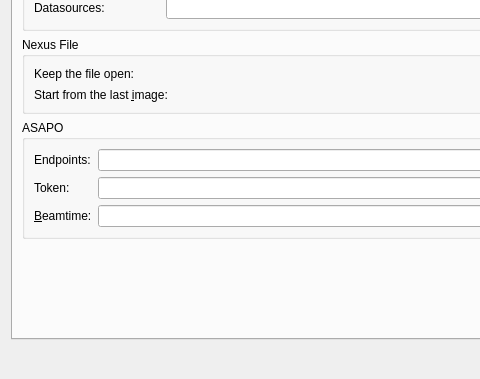
First picture: the form in lavuelib/ui/ConfigDialog.ui, repository lavue-org/lavue, before the edit; both pictures show x 0 to 480 and y 314 to 693 of the 1102 by 693 pixel window.
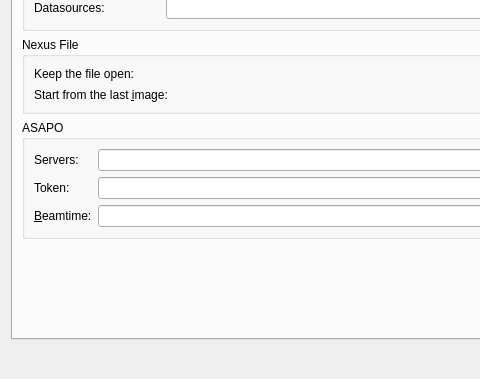
Second picture: the form after the edit. The open tabs and pages were chosen to show the change.

Commit message: rename Endpoint to Server

The edit to the form file:
```diff
--- a/lavuelib/ui/ConfigDialog.ui
+++ b/lavuelib/ui/ConfigDialog.ui
@@ -1808,7 +1808,7 @@
                  <string>&lt;html&gt;&lt;head/&gt;&lt;body&gt;&lt;p&gt;asapo endpoints list separated by spaces where endpoint is a host:port string, &lt;/p&gt;&lt;p&gt;e.g.&lt;/p&gt;&lt;p&gt;asap3-utl.desy.de:8400 asap2-utl.desy.de:8200&lt;/p&gt;&lt;/body&gt;&lt;/html&gt;</string>
                 </property>
                 <property name="text">
-                 <string>Endpoints:</string>
+                 <string>Servers:</string>
                 </property>
                 <property name="buddy">
                  <cstring>asapoendpointsLineEdit</cstring>
```
Left out of the diff: 12 changed lines with no effect on the pictures. The commit also changes 8 other files.
